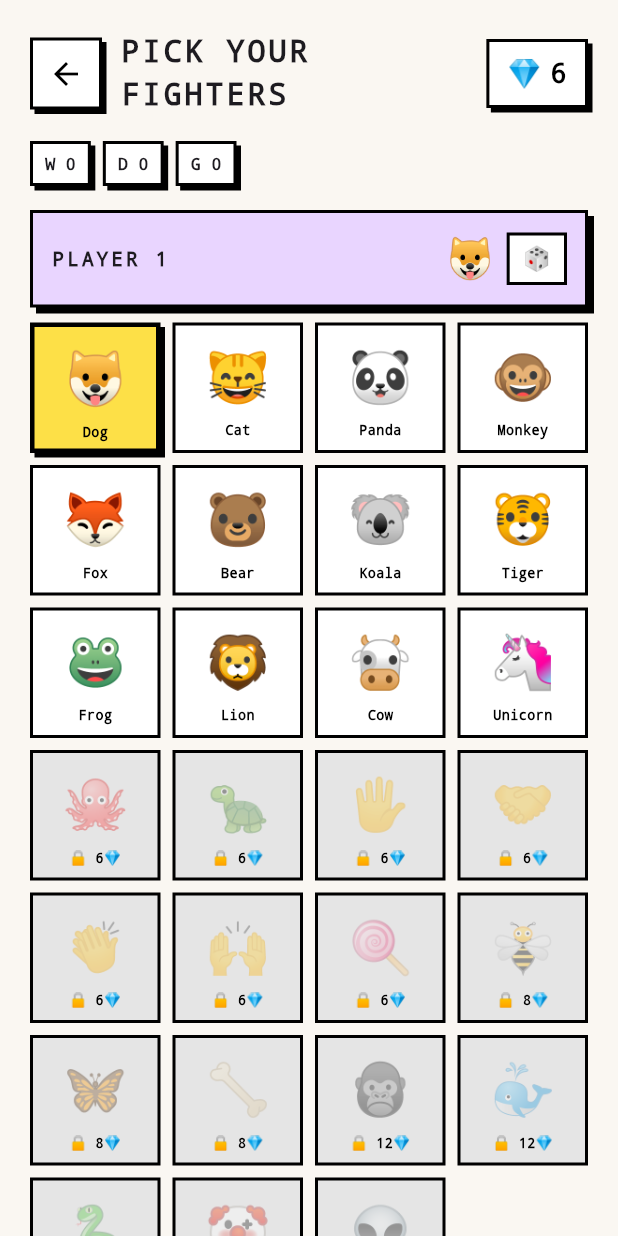
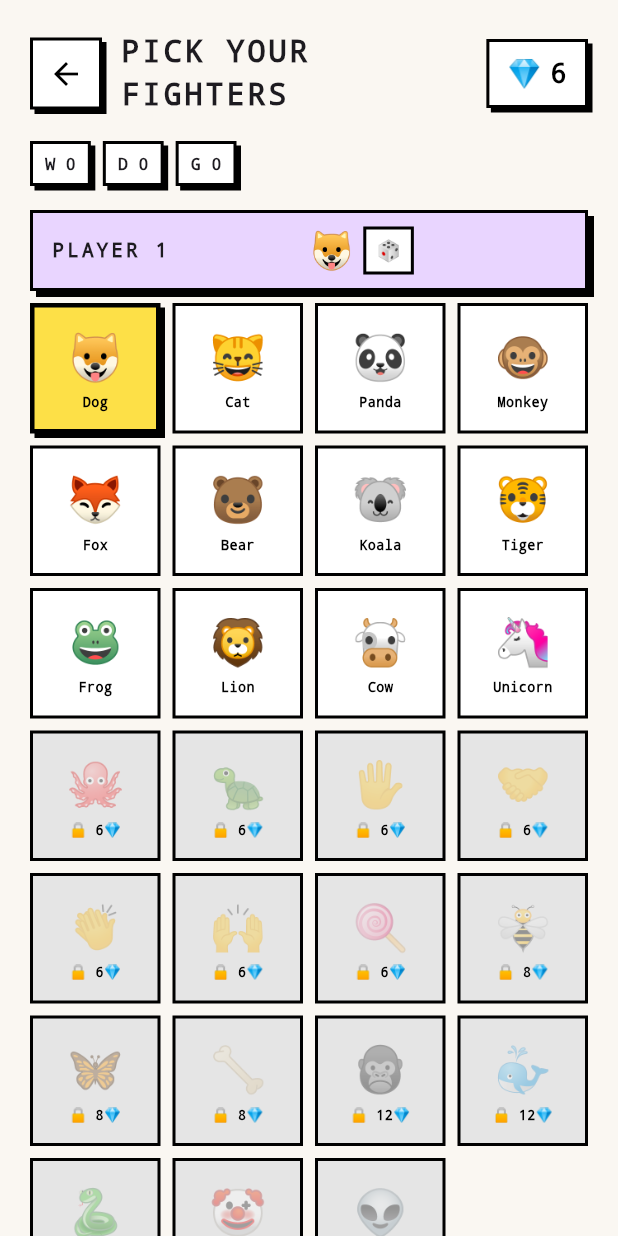
Before and after one commit to MisbahHaq/Tic-Tac-Toe-using-Emojis, a Flutter app: the screen it shows after launch, after a tap on "PLAY ▶", on a phone screen of 412 x 824 dp. Run offline on Flutter 3.47's test engine with Material 3 defaults, Android fonts, the phone set to English and light mode, and no system bars; our stand-ins replace cloud_firestore, firebase_auth, firebase_core, google_sign_in, shared_preferences; accounts and stored records are empty.

Commit message:
Refactor auth/constants, UI tweaks, and tests
Multiple coordinated updates:

- Android: apply Google Services plugin conditionally outside the plugins block when google-services.json exists.
- Auth/services: expose SharedPreferences/Firestore keys (kWins/kGames/etc.), switch to GoogleSignIn.instance with explicit initialization, add _initGoogleSignIn, update sign-in flow to use authenticate and guard initialization, and use the new public keys for persistence and leaderboard reads/writes.
- UI: small layout tweaks — TurnStrip formatting, Board cell gradient handles null mark, EmojiTile uses FittedBox and adjusted spacing for better scaling.
- Tests: update widget expectations and flow to match UI/text changes.

These changes fix sign-in initialization, make key constants reusable, improve UI scaling, and keep tests aligned with UI.

```diff
--- a/lib/main.dart
+++ b/lib/main.dart
@@ -356,6 +356,7 @@ class _EmojiSelectionBodyState extends State<_EmojiSelectionBody> {
             const SizedBox(height: 16),
             BrutalCard(
               bg: _p1Color,
+              padding: const EdgeInsets.symmetric(horizontal: 12, vertical: 8),
               child: _PickerHeader(
                 label: 'PLAYER 1',
                 selected: _p1,
@@ -363,21 +364,22 @@ class _EmojiSelectionBodyState extends State<_EmojiSelectionBody> {
                     setState(() => _p1 = _randomFree(widget.store)),
               ),
             ),
-            const SizedBox(height: 10),
+            const SizedBox(height: 8),
             _EmojiGrid(
               store: widget.store,
               selected: _p1,
               onPick: (e) => setState(() => _p1 = e),
             ),
-            const SizedBox(height: 20),
+            const SizedBox(height: 14),
             BrutalCard(
               bg: vsAi ? kMint : _p2Color,
               shadow: vsAi ? kShadowNone : kShadow,
+              padding: const EdgeInsets.symmetric(horizontal: 12, vertical: 8),
               child: vsAi
                   ? const _PickerHeader(
                       label: 'CPU OPPONENT',
                       selected: kAiEmoji,
-                      hint: 'NO STOCK NEEDED 🤖',
+                      hint: '🤖 NO STOCK',
                     )
                   : _PickerHeader(
                       label: 'PLAYER 2',
@@ -387,14 +389,14 @@ class _EmojiSelectionBodyState extends State<_EmojiSelectionBody> {
                     ),
             ),
             if (!vsAi) ...[
-              const SizedBox(height: 10),
+              const SizedBox(height: 8),
               _EmojiGrid(
                 store: widget.store,
                 selected: _p2,
                 onPick: (e) => setState(() => _p2 = e),
               ),
             ],
-            const SizedBox(height: 24),
+            const SizedBox(height: 18),
             BrutalButton(
               label: widget.mode.label,
               onPressed: () => pushBrutal(
@@ -450,35 +452,43 @@ class _PickerHeader extends StatelessWidget {
           ),
         ),
         if (hint != null)
-          Text(
+          FittedBox(
+            fit: BoxFit.scaleDown,
+            child: Text(
               hint!,
               style: const TextStyle(
                 fontFamily: 'monospace',
                 fontSize: 10,
                 fontWeight: FontWeight.w700,
               ),
+            ),
           )
         else
-          Row(
+          Flexible(
+            child: Row(
+              mainAxisSize: MainAxisSize.min,
               children: [
-              Text(selected, style: const TextStyle(fontSize: 26)),
-              const SizedBox(width: 8),
+                FittedBox(
+                  child: Text(selected, style: const TextStyle(fontSize: 24)),
+                ),
+                const SizedBox(width: 6),
                 GestureDetector(
                   onTap: onRandom,
                   child: Container(
                     padding: const EdgeInsets.symmetric(
-                      horizontal: 8, vertical: 4),
+                        horizontal: 6, vertical: 4),
                     decoration: BoxDecoration(
                       color: Colors.white,
                       border: Border.all(color: kBlack, width: 2),
                     ),
                     child: const Text(
                       '🎲',
-                    style: TextStyle(fontSize: 16),
+                      style: TextStyle(fontSize: 14),
                     ),
                   ),
                 ),
               ],
+            ),
           ),
       ],
     );
@@ -728,7 +738,9 @@ class _GamePageState extends State<GamePage> {
                 const SizedBox(height: 2),
               ],
               const SizedBox(height: 16),
-              Row(
+              FittedBox(
+                fit: BoxFit.scaleDown,
+                child: Row(
                   mainAxisSize: MainAxisSize.min,
                   children: [
                     BrutalButton(
@@ -738,16 +750,20 @@ class _GamePageState extends State<GamePage> {
                         _reset();
                       },
                     ),
-                  const SizedBox(width: 12),
+                    const SizedBox(width: 10),
                     BrutalButton(
                       label: 'MENU',
                       bg: Colors.white,
+                      fontSize: 15,
+                      padding: const EdgeInsets.symmetric(
+                          horizontal: 20, vertical: 14),
                       onPressed: () {
                         Navigator.pop(context);
                         Navigator.pop(context);
                       },
                     ),
                   ],
+                ),
               ),
             ],
           ),
@@ -848,10 +864,13 @@ class _TurnStrip extends StatelessWidget {
       bg: active ? kMint : kCoral,
       padding: const EdgeInsets.symmetric(horizontal: 12, vertical: 8),
       child: Row(
+        mainAxisSize: MainAxisSize.min,
         children: [
-            Text(p1, style: const TextStyle(fontSize: 28)),
-            const SizedBox(width: 12),
+          FittedBox(child: Text(p1, style: const TextStyle(fontSize: 26))),
+          const SizedBox(width: 8),
           Expanded(
+            child: FittedBox(
+              fit: BoxFit.scaleDown,
               child: Text(
                 label,
                 style: const TextStyle(
@@ -862,9 +881,10 @@ child: Row(
                 ),
               ),
             ),
-            Text(p2, style: const TextStyle(fontSize: 28)),
+          ),
+          const SizedBox(width: 8),
+          FittedBox(child: Text(p2, style: const TextStyle(fontSize: 26))),
         ],
-        ),
       ),
     );
   }
@@ -896,13 +916,14 @@ class _Board extends StatelessWidget {
           final mark = board[i];
           final isWin = winningLine?.contains(i) ?? false;
           return GestureDetector(
+            key: ValueKey('cell-$i'),
             onTap: () => onTap(i),
             child: AnimatedContainer(
               duration: const Duration(milliseconds: 120),
               decoration: BoxDecoration(
                 color: isWin
                     ? kCanary
-                    : gradientColor(mark!),
+                    : (mark == null ? Colors.white : gradientColor(mark)),
                 border: Border.all(color: kBlack, width: 2),
                 boxShadow: const [
                   BoxShadow(color: kBlack, offset: Offset(4, 4)),
@@ -1006,9 +1027,10 @@ class StorePage extends StatelessWidget {
                         itemCount: kCatalog.length,
                         gridDelegate:
                             const SliverGridDelegateWithMaxCrossAxisExtent(
-                          maxCrossAxisExtent: 130,
-                          mainAxisSpacing: 12,
-                          crossAxisSpacing: 12,
+                          maxCrossAxisExtent: 150,
+                          mainAxisSpacing: 10,
+                          crossAxisSpacing: 10,
+                          childAspectRatio: 0.78,
                         ),
                         itemBuilder: (context, i) {
                           final item = kCatalog[i];
@@ -1051,24 +1073,30 @@ class _StoreTile extends StatelessWidget {
     return BrutalCard(
       bg: unlocked ? kMint : Colors.white,
       shadow: kShadowSm,
-      padding: const EdgeInsets.all(10),
+      padding: const EdgeInsets.all(8),
       child: Column(
         mainAxisAlignment: MainAxisAlignment.center,
+        mainAxisSize: MainAxisSize.min,
         children: [
-          Text(item.emoji, style: const TextStyle(fontSize: 38)),
-          const SizedBox(height: 6),
+          FittedBox(
+            fit: BoxFit.scaleDown,
+            child: Text(item.emoji, style: const TextStyle(fontSize: 34)),
+          ),
+          const SizedBox(height: 4),
           FittedBox(
             fit: BoxFit.scaleDown,
             child: Text(
               item.name.toUpperCase(),
+              maxLines: 1,
+              overflow: TextOverflow.ellipsis,
               style: const TextStyle(
                 fontFamily: 'monospace',
-                fontSize: 11,
+                fontSize: 10,
                 fontWeight: FontWeight.w900,
               ),
             ),
           ),
-          const SizedBox(height: 8),
+          const SizedBox(height: 6),
           if (unlocked)
             const Text(
               'OWNED ✓',
--- a/lib/services.dart
+++ b/lib/services.dart
@@ -5,11 +5,11 @@ import 'package:flutter/foundation.dart';
 import 'package:google_sign_in/google_sign_in.dart';
 import 'package:shared_preferences/shared_preferences.dart';
 
-const String _kWins = 'wins';
-const String _kGames = 'games';
-const String _kDraws = 'draws';
-const String _kName = 'name';
-const String _kPhoto = 'photoUrl';
+const String kWins = 'wins';
+const String kGames = 'games';
+const String kDraws = 'draws';
+const String kName = 'name';
+const String kPhoto = 'photoUrl';
 
 class AppUserProfile {
   final String uid;
@@ -44,9 +44,10 @@ class LeaderboardEntry {
 /// usable in "local mode" — sign-in buttons just explain what's needed.
 class AppServices extends ChangeNotifier {
   bool firebaseReady = false;
+  bool googleInitialized = false;
   AppUserProfile? user;
 
-  final GoogleSignIn _google = GoogleSignIn.standard();
+  final GoogleSignIn _google = GoogleSignIn.instance;
   FirebaseAuth? _auth;
   FirebaseFirestore? _db;
 
@@ -58,6 +59,7 @@ class AppServices extends ChangeNotifier {
 
   Future<void> init() async {
     await _initFirebase();
+    await _initGoogleSignIn();
     await _loadLocalTotals();
     notifyListeners();
   }
@@ -84,19 +86,28 @@ class AppServices extends ChangeNotifier {
     }
   }
 
+  Future<void> _initGoogleSignIn() async {
+    try {
+      await _google.initialize();
+      googleInitialized = true;
+    } catch (_) {
+      googleInitialized = false;
+    }
+  }
+
   // ── Auth ─────────────────────────────────────────────────────────────────
   Future<bool> signInWithGoogle() async {
     try {
       if (!firebaseReady) await _initFirebase();
       if (!firebaseReady) return false;
+      if (!googleInitialized) await _initGoogleSignIn();
+      if (!googleInitialized) return false;
 
-      final account = await _google.signInSilently();
-      if (account == null) return false; // user cancelled
+      final account = await _google.authenticate();
 
-      final auth = await account.authentication;
+      final auth = account.authentication;
       final credential = GoogleAuthProvider.credential(
         idToken: auth.idToken,
-        accessToken: auth.accessToken,
       );
       final result = await _auth!.signInWithCredential(credential);
       final u = result.user;
@@ -152,18 +163,18 @@ class AppServices extends ChangeNotifier {
   Future<void> _persistLocalTotals() async {
     try {
       final prefs = await SharedPreferences.getInstance();
-      await prefs.setInt(_kWins, totalWins);
-      await prefs.setInt(_kDraws, totalDraws);
-      await prefs.setInt(_kGames, totalGames);
+      await prefs.setInt(kWins, totalWins);
+      await prefs.setInt(kDraws, totalDraws);
+      await prefs.setInt(kGames, totalGames);
     } catch (_) {}
   }
 
   Future<void> _loadLocalTotals() async {
     try {
       final prefs = await SharedPreferences.getInstance();
-      totalWins = prefs.getInt(_kWins) ?? 0;
-      totalDraws = prefs.getInt(_kDraws) ?? 0;
-      totalGames = prefs.getInt(_kGames) ?? 0;
+      totalWins = prefs.getInt(kWins) ?? 0;
+      totalDraws = prefs.getInt(kDraws) ?? 0;
+      totalGames = prefs.getInt(kGames) ?? 0;
     } catch (_) {}
   }
 
@@ -177,10 +188,10 @@ class AppServices extends ChangeNotifier {
       final uid = _auth!.currentUser!.uid;
       _db!.collection('leaderboard').doc(uid).set(
         {
-          _kName: name,
-          _kPhoto: photoUrl,
-          _kWins: FieldValue.increment(wins),
-          _kGames: FieldValue.increment(games),
+          kName: name,
+          kPhoto: photoUrl,
+          kWins: FieldValue.increment(wins),
+          kGames: FieldValue.increment(games),
         },
         SetOptions(merge: true),
       );
@@ -194,22 +205,21 @@ class AppServices extends ChangeNotifier {
       try {
         final snap = await _db!
             .collection('leaderboard')
-            .orderBy(_kWins, descending: true)
+            .orderBy(kWins, descending: true)
             .limit(10)
             .get();
         return snap.docs
             .map(
               (d) => LeaderboardEntry(
-                name: (d.data()[_kName] as String?) ?? 'Player',
-                wins: (d.data()[_kWins] as num?)?.toInt() ?? 0,
-                games: (d.data()[_kGames] as num?)?.toInt() ?? 0,
-                photoUrl: (d.data()[_kPhoto] as String?) ?? '',
+                name: (d.data()[kName] as String?) ?? 'Player',
+                wins: (d.data()[kWins] as num?)?.toInt() ?? 0,
+                games: (d.data()[kGames] as num?)?.toInt() ?? 0,
+                photoUrl: (d.data()[kPhoto] as String?) ?? '',
               ),
             )
             .toList();
       } catch (_) {}
     }
-    // Local fallback: this device's totals.
     return [
       LeaderboardEntry(
         name: user?.name ?? 'You (this device)',
--- a/lib/theme.dart
+++ b/lib/theme.dart
@@ -222,6 +222,8 @@ class AffordButton extends StatelessWidget {
       bg: affordable ? kCanary : kCoral,
       enabled: affordable && onPressed != null,
       onPressed: affordable ? onPressed : null,
+      fontSize: 14,
+      padding: const EdgeInsets.symmetric(horizontal: 16, vertical: 10),
     );
   }
 }
--- a/lib/widgets.dart
+++ b/lib/widgets.dart
@@ -78,21 +78,25 @@ class EmojiTile extends StatelessWidget {
         ),
         child: Column(
           mainAxisAlignment: MainAxisAlignment.center,
+          mainAxisSize: MainAxisSize.min,
           children: [
-            Opacity(
+            FittedBox(
+              fit: BoxFit.scaleDown,
+              child: Opacity(
                 opacity: unlocked ? 1 : 0.35,
                 child: Text(
                   item.emoji,
                   style: TextStyle(
-                  fontSize: 34,
+                    fontSize: 30,
                     color: kBlack,
-                  fontFamily: unlocked ? null : 'monospace',
-                  fontFeatures: unlocked ? const [] : const [],
                   ),
                 ),
               ),
-            const SizedBox(height: 4),
-            Text(
+            ),
+            const SizedBox(height: 2),
+            FittedBox(
+              fit: BoxFit.scaleDown,
+              child: Text(
                 unlocked
                     ? (item.price == 0 ? item.name : item.emoji)
                     : '🔒 ${item.price}💎',
@@ -103,6 +107,7 @@ class EmojiTile extends StatelessWidget {
                   fontSize: 9,
                   fontWeight: FontWeight.w700,
                   color: kBlack,
+                ),
               ),
             ),
           ],
```
Also changed, not shown: firebase.json (added), lib/firebase_options.dart (added), 3 other files. Lines whose indentation alone changed are shown as unchanged.
